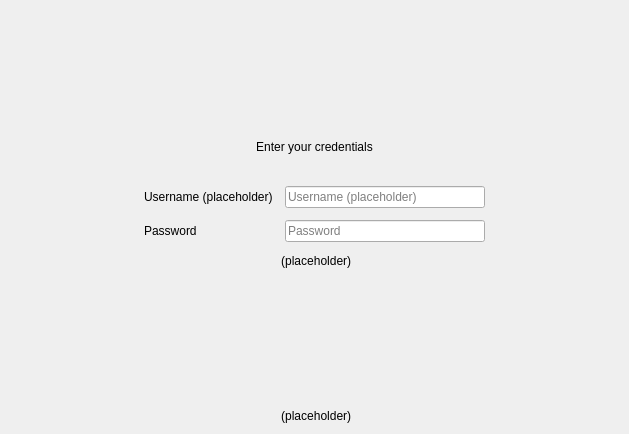
Above: src/gui/newwizard/pages/basiccredentialssetupwizardpage.ui from nextcloud/desktop before the change. Below: the same form after it.
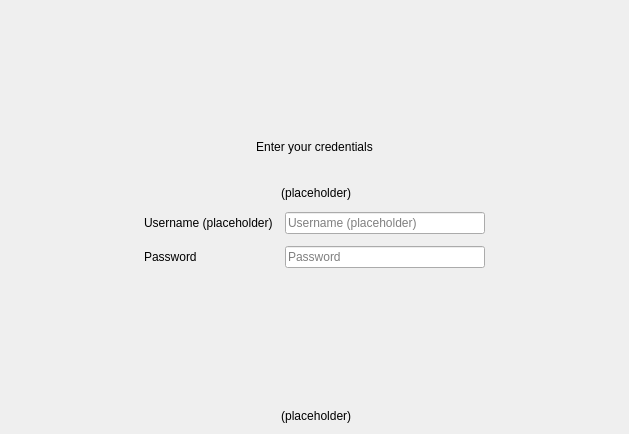
That is the form after the change.

Commit message: Move app password label above credentials form

What changed in the file:
```diff
--- a/src/gui/newwizard/pages/basiccredentialssetupwizardpage.ui
+++ b/src/gui/newwizard/pages/basiccredentialssetupwizardpage.ui
@@ -59,6 +59,16 @@
      </property>
     </spacer>
    </item>
+   <item>
+    <widget class="QLabel" name="appPasswordLabel">
+     <property name="text">
+      <string notr="true">&lt;app password text&gt; (placeholder)</string>
+     </property>
+     <property name="alignment">
+      <set>Qt::AlignCenter</set>
+     </property>
+    </widget>
+   </item>
    <item>
     <layout class="QHBoxLayout" name="horizontalLayout">
      <item>
@@ -136,16 +146,6 @@
      </item>
     </layout>
    </item>
-   <item>
-    <widget class="QLabel" name="appPasswordLabel">
-     <property name="text">
-      <string notr="true">&lt;app password text&gt; (placeholder)</string>
-     </property>
-     <property name="alignment">
-      <set>Qt::AlignCenter</set>
-     </property>
-    </widget>
-   </item>
    <item>
     <spacer name="verticalSpacer_2">
      <property name="orientation">
```
The commit also changes 3 other files.
